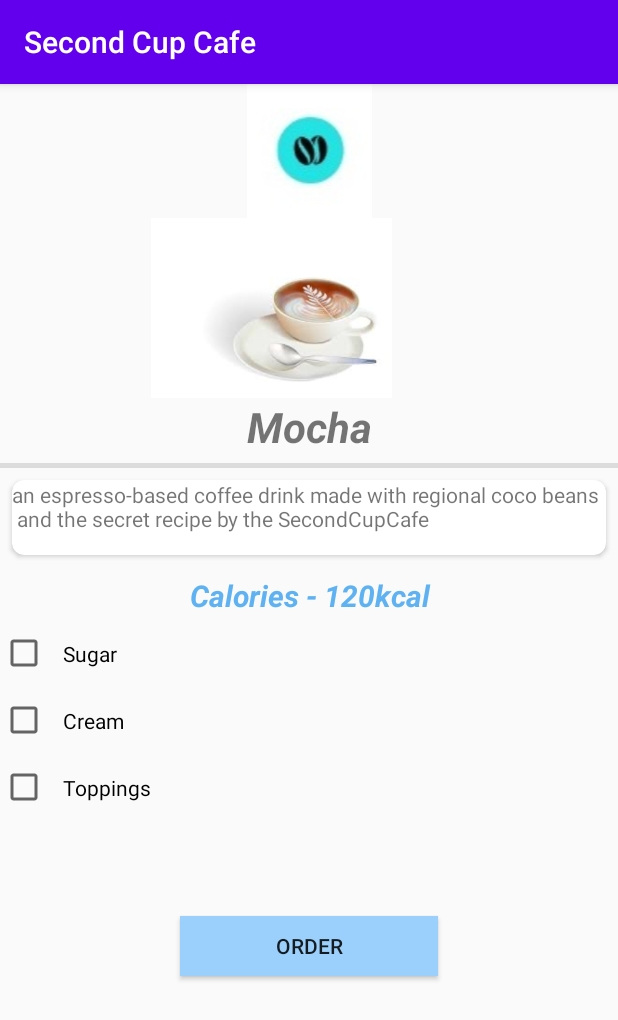
After one commit to Akhilkrishna415/SecondCupCafe-1, an Android app: the CoffeeDrinkOne screen opened directly, with no data from a screen before it, on a phone screen of 412 x 824 dp. The commit adds this screen. Shown: the top 1020 px of the screen. Run offline under Robolectric (Android 15) with nearby library versions, the phone set to English and light mode, and no system bars.

Commit message:
Added Coffee item one desc.

```diff
--- a/SecondCupCafe/app/src/main/AndroidManifest.xml
+++ b/SecondCupCafe/app/src/main/AndroidManifest.xml
@@ -12,7 +12,8 @@
         android:roundIcon="@mipmap/ic_launcher_round"
         android:supportsRtl="true"
         android:theme="@style/AppTheme">
-        <activity android:name=".Hot_Menu"></activity>
+        <activity android:name=".CoffeeDrinkOne"></activity>
+        <activity android:name=".Hot_Menu" />
         <activity android:name=".CoffeeMenu" />
         <activity
             android:name=".MainActivity"
--- /dev/null
+++ b/SecondCupCafe/app/src/main/java/com/example/secondcupcafe/CoffeeDrinkOne.java
@@ -0,0 +1,14 @@
+package com.example.secondcupcafe;
+
+import androidx.appcompat.app.AppCompatActivity;
+
+import android.os.Bundle;
+
+public class CoffeeDrinkOne extends AppCompatActivity {
+
+    @Override
+    protected void onCreate(Bundle savedInstanceState) {
+        super.onCreate(savedInstanceState);
+        setContentView(R.layout.activity_coffee_drink_one);
+    }
+}
--- /dev/null
+++ b/SecondCupCafe/app/src/main/res/layout/activity_coffee_drink_one.xml
@@ -0,0 +1,112 @@
+<?xml version="1.0" encoding="utf-8"?>
+<RelativeLayout xmlns:android="http://schemas.android.com/apk/res/android"
+xmlns:app="http://schemas.android.com/apk/res-auto"
+xmlns:tools="http://schemas.android.com/tools"
+android:layout_width="match_parent"
+android:layout_height="match_parent"
+tools:context=".CoffeeDrinkOne">
+
+<ImageView
+    android:id="@+id/imageView4"
+    android:layout_width="match_parent"
+    android:layout_height="wrap_content"
+    app:srcCompat="@drawable/logo" />
+<ImageView
+    android:id="@+id/subitem"
+    android:layout_width="match_parent"
+    android:layout_height="120dp"
+    android:paddingRight="50dp"
+    android:layout_below="@id/imageView4"
+    android:src="@drawable/cofthree"/>
+<TextView
+    android:id="@+id/Subtitle"
+    android:layout_width="match_parent"
+    android:layout_height="wrap_content"
+    android:layout_below="@id/subitem"
+    android:textStyle="italic|bold"
+    android:textSize="28dp"
+    android:text="Mocha"
+    android:gravity="center"/>
+
+<View
+    android:layout_marginTop="5dp"
+    android:layout_below="@id/Subtitle"
+    android:id="@+id/divider"
+    android:layout_width="match_parent"
+    android:layout_height="3dp"
+    android:background="?android:attr/listDivider" />
+
+<androidx.cardview.widget.CardView
+    android:id="@+id/Card1"
+    android:layout_marginTop="30dp"
+    android:layout_below="@id/divider"
+    android:layout_width="match_parent"
+    android:layout_height="50dp"
+    android:padding="20dp"
+    android:foregroundGravity="fill"
+    android:layout_margin="8dp"
+    app:cardCornerRadius="8dp"
+    >
+    <TextView
+        android:textSize="14dp"
+        android:layout_width="match_parent"
+        android:layout_height="match_parent"
+        android:text="@string/Mocha"
+        />
+</androidx.cardview.widget.CardView>
+
+<TextView
+    android:id="@+id/calorie"
+    android:layout_width="match_parent"
+    android:layout_height="wrap_content"
+    android:textSize="20dp"
+    android:textColor="#5FB2F2"
+    android:layout_below="@id/Card1"
+    android:layout_marginTop="5dp"
+    android:text="Calories - 120kcal"
+    android:textStyle="italic|bold"
+    android:gravity="center"/>
+<LinearLayout
+    android:id="@+id/layout"
+    android:layout_below="@id/calorie"
+    android:layout_width="match_parent"
+    android:layout_height="200dp"
+    android:orientation="vertical">
+
+
+    <CheckBox
+        android:layout_marginTop="5dp"
+        android:padding="10dp"
+        android:id="@+id/checkBox"
+        android:layout_width="match_parent"
+        android:layout_height="wrap_content"
+        android:text="Sugar "
+        />
+
+    <CheckBox
+        android:layout_marginTop="5dp"
+        android:padding="10dp"
+        android:id="@+id/checkBox2"
+        android:layout_width="match_parent"
+        android:layout_height="wrap_content"
+        android:text="Cream" />
+
+    <CheckBox
+        android:layout_marginTop="5dp"
+        android:padding="10dp"
+        android:id="@+id/checkBox3"
+        android:layout_width="match_parent"
+        android:layout_height="wrap_content"
+        android:text="Toppings" />
+</LinearLayout>
+<Button
+    android:layout_marginLeft="120dp"
+    android:layout_marginRight="120dp"
+    android:layout_below="@id/layout"
+    android:layout_width="match_parent"
+    android:layout_height="40dp"
+
+    android:text=" Order "
+    android:background="#9AD0FB"
+    />
+</RelativeLayout>
--- a/SecondCupCafe/app/src/main/res/values/strings.xml
+++ b/SecondCupCafe/app/src/main/res/values/strings.xml
@@ -4,7 +4,7 @@
     <string name="title_dashboard">Order</string>
     <string name="title_notifications">Account Settings</string>
     <string name="welcome_message">We know you can\'t come to our cafe everyday. So we brought our delighful coffee to you. Start your day with our coffee and knock those early morning meetings. \n</string>
-    <string name="Capaacino">
+    <string name="Mocha">
         an espresso-based coffee drink made with regional coco beans\n
         and the secret recipe by the SecondCupCafe
     </string>
```
